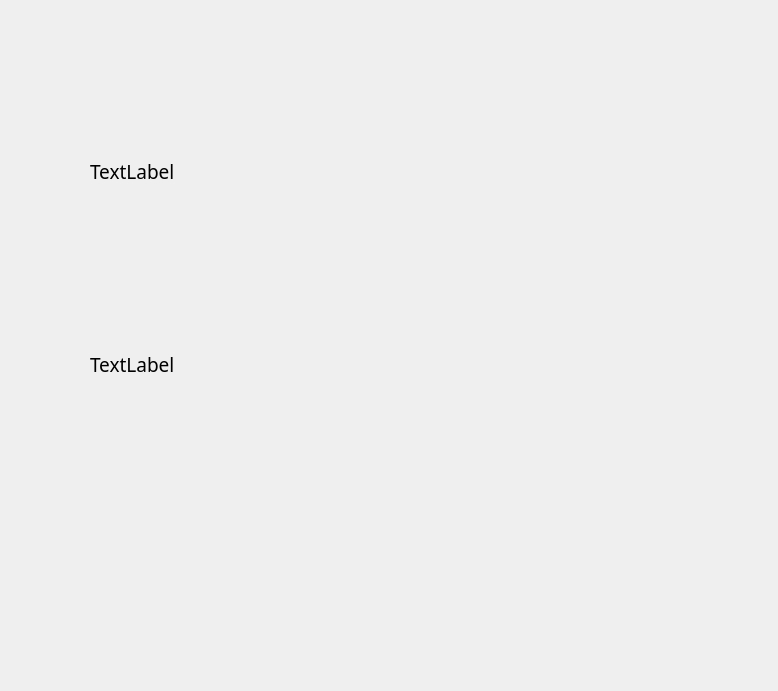
Old version of the form playerselection.ui in the repository Abdo61086/Draft4.
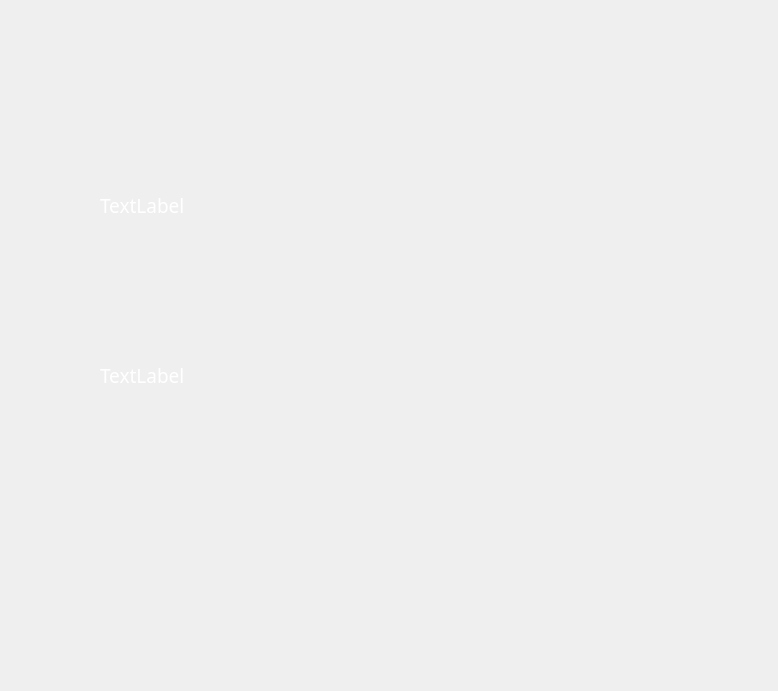
New version of the form.

What changed in the file:
```diff
--- a/playerselection.ui
+++ b/playerselection.ui
@@ -19,15 +19,15 @@
   <widget class="QPushButton" name="pushButton">
    <property name="geometry">
     <rect>
-     <x>110</x>
-     <y>190</y>
-     <width>131</width>
+     <x>100</x>
+     <y>140</y>
+     <width>151</width>
      <height>131</height>
     </rect>
    </property>
    <property name="styleSheet">
-    <string notr="true">color: rgb(0, 0, 0);
-background-color: rgba(255, 255, 255,0);
+    <string notr="true">color: rgb(255, 255, 255);
+background-color: rgba(0, 0, 0,0);
 border:none</string>
    </property>
    <property name="text">
@@ -38,14 +38,14 @@
    <property name="geometry">
     <rect>
      <x>560</x>
-     <y>190</y>
-     <width>141</width>
+     <y>170</y>
+     <width>151</width>
      <height>131</height>
     </rect>
    </property>
    <property name="styleSheet">
-    <string notr="true">color: rgb(0, 0, 0);
-background-color: rgba(255, 255, 255,0);
+    <string notr="true">color: rgb(255, 255, 255);
+background-color: rgba(0, 0, 0, 0);
 border:none</string>
    </property>
    <property name="text">
@@ -55,15 +55,15 @@
   <widget class="QPushButton" name="pushButton_4">
    <property name="geometry">
     <rect>
-     <x>110</x>
-     <y>410</y>
-     <width>131</width>
-     <height>121</height>
+     <x>570</x>
+     <y>330</y>
+     <width>141</width>
+     <height>141</height>
     </rect>
    </property>
    <property name="styleSheet">
     <string notr="true">color: rgb(0, 0, 0);
-background-color: rgba(255, 255, 255,0);
+background-color: rgba(0, 0, 0, 0);
 border:none</string>
    </property>
    <property name="text">
@@ -73,8 +73,8 @@
   <widget class="QLabel" name="label_4">
    <property name="geometry">
     <rect>
-     <x>90</x>
-     <y>349</y>
+     <x>100</x>
+     <y>360</y>
      <width>611</width>
      <height>31</height>
     </rect>
@@ -86,6 +86,9 @@
      <bold>false</bold>
     </font>
    </property>
+   <property name="styleSheet">
+    <string notr="true">color: rgb(255,255,255);</string>
+   </property>
    <property name="text">
     <string>TextLabel</string>
    </property>
@@ -93,8 +96,8 @@
   <widget class="QLabel" name="label_3">
    <property name="geometry">
     <rect>
-     <x>90</x>
-     <y>146</y>
+     <x>100</x>
+     <y>180</y>
      <width>611</width>
      <height>51</height>
     </rect>
@@ -107,7 +110,10 @@
     </font>
    </property>
    <property name="layoutDirection">
-    <enum>Qt::LeftToRight</enum>
+    <enum>Qt::LayoutDirection::LeftToRight</enum>
+   </property>
+   <property name="styleSheet">
+    <string notr="true">color: rgb(255,255,255);</string>
    </property>
    <property name="text">
     <string>TextLabel</string>
@@ -116,15 +122,15 @@
   <widget class="QPushButton" name="pushButton_3">
    <property name="geometry">
     <rect>
-     <x>560</x>
-     <y>410</y>
-     <width>141</width>
-     <height>121</height>
+     <x>100</x>
+     <y>340</y>
+     <width>151</width>
+     <height>131</height>
     </rect>
    </property>
    <property name="styleSheet">
     <string notr="true">color: rgb(0, 0, 0);
-background-color: rgba(255, 255, 255,0);
+background-color: rgba(0, 0, 0, 0);
 border:none</string>
    </property>
    <property name="text">
@@ -134,15 +140,15 @@
   <widget class="QPushButton" name="pushButton_5">
    <property name="geometry">
     <rect>
-     <x>330</x>
-     <y>240</y>
-     <width>131</width>
+     <x>310</x>
+     <y>270</y>
+     <width>161</width>
      <height>51</height>
     </rect>
    </property>
    <property name="styleSheet">
     <string notr="true">color: rgb(0, 0, 0);
-background-color: rgba(255, 255, 255,0);
+background-color: rgba(0, 0, 0, 0);
 border:none</string>
    </property>
    <property name="text">
@@ -152,15 +158,15 @@
   <widget class="QPushButton" name="pushButton_6">
    <property name="geometry">
     <rect>
-     <x>330</x>
-     <y>450</y>
-     <width>131</width>
+     <x>300</x>
+     <y>430</y>
+     <width>181</width>
      <height>51</height>
     </rect>
    </property>
    <property name="styleSheet">
     <string notr="true">color: rgb(0, 0, 0);
-background-color: rgba(255, 255, 255,0);
+background-color: rgba(0, 0, 0, 0);
 border:none</string>
    </property>
    <property name="text">
@@ -170,15 +176,15 @@
   <widget class="QPushButton" name="pushButton_7">
    <property name="geometry">
     <rect>
-     <x>130</x>
-     <y>230</y>
+     <x>120</x>
+     <y>250</y>
      <width>201</width>
      <height>171</height>
     </rect>
    </property>
    <property name="styleSheet">
     <string notr="true">color: rgb(0, 0, 0);
-background-color: rgba(255, 255, 255,0);
+background-color: rgba(0, 0, 0,0);
 border:none</string>
    </property>
    <property name="text">
@@ -206,15 +212,15 @@
   <widget class="QPushButton" name="pushButton_9">
    <property name="geometry">
     <rect>
-     <x>340</x>
-     <y>460</y>
-     <width>121</width>
+     <x>300</x>
+     <y>430</y>
+     <width>181</width>
      <height>51</height>
     </rect>
    </property>
    <property name="styleSheet">
     <string notr="true">color: rgb(0, 0, 0);
-background-color: rgba(255, 255, 255,0);
+background-color: rgba(0, 0, 0,0);
 border:none</string>
    </property>
    <property name="text">
```
Left out of the diff: 4 changed lines with no effect on the pictures.
